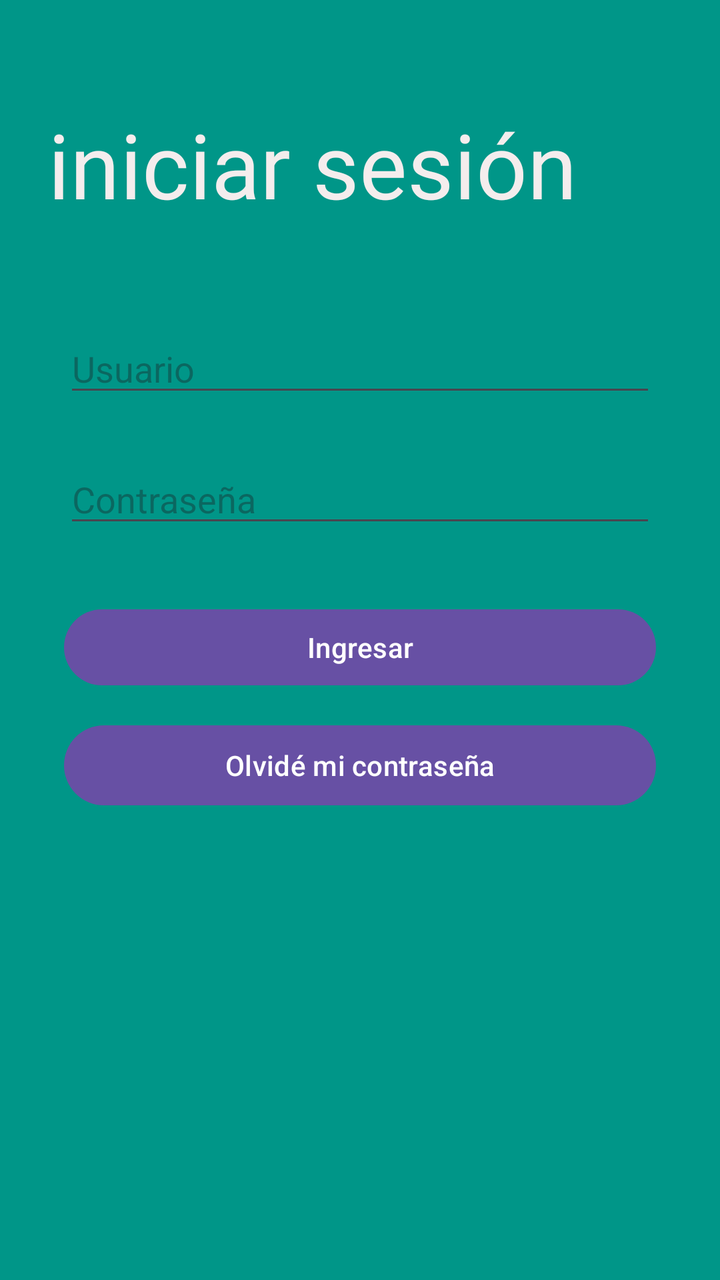
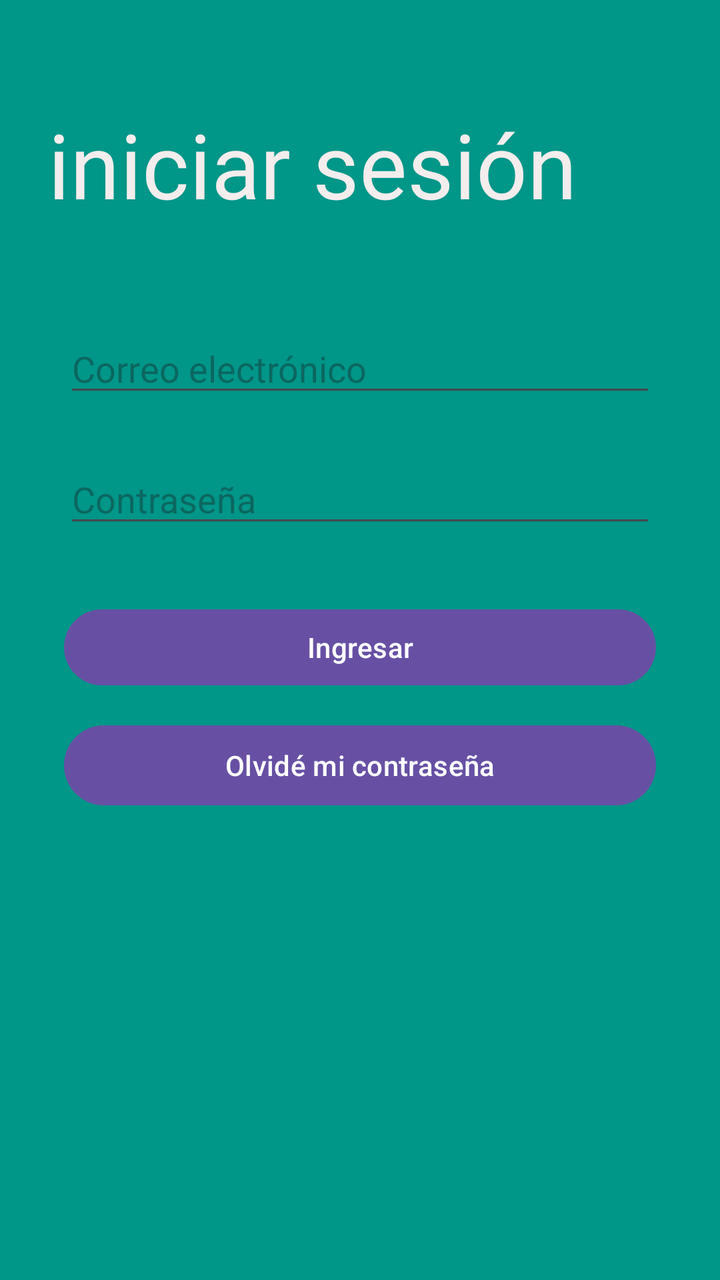

An Android layout rendered at two revisions. The XML below is the earlier revision; the diff shows what the commit changed to produce the second picture.
<!-- AndroidManifest.xml: application theme Theme.ArduinoApp -->
<!-- res/layout/activity_main_iniciar.xml -->
<?xml version="1.0" encoding="utf-8"?>
<androidx.constraintlayout.widget.ConstraintLayout xmlns:android="http://schemas.android.com/apk/res/android"
    xmlns:app="http://schemas.android.com/apk/res-auto"
    xmlns:tools="http://schemas.android.com/tools"
    android:id="@+id/main"
    android:layout_width="match_parent"
    android:layout_height="match_parent"
    android:background="#009688"
    tools:context=".MainActivity">

    <EditText
        android:id="@+id/ptIngresoContraseña"
        android:layout_width="0dp"
        android:layout_height="wrap_content"
        android:ems="10"
        android:hint="Contraseña"
        android:inputType="textPassword"
        app:layout_constraintEnd_toEndOf="parent"
        app:layout_constraintStart_toStartOf="parent"
        app:layout_constraintTop_toBottomOf="@id/ptIngresoUsuario"
        android:layout_marginStart="32dp"
        android:layout_marginTop="24dp"
        android:layout_marginEnd="32dp" />

    <TextView
        android:id="@+id/Titulo_principal"
        android:layout_width="0dp"
        android:layout_height="86dp"
        android:layout_marginTop="52dp"
        android:layout_marginStart="24dp"
        android:layout_marginEnd="24dp"
        android:fontFamily="@font/comfortaa"
        android:text="iniciar sesión"
        android:textColor="#F4EDED"
        android:textSize="45sp"
        app:layout_constraintEnd_toEndOf="parent"
        app:layout_constraintStart_toStartOf="parent"
        app:layout_constraintTop_toTopOf="parent"
        />

    <Button
        android:id="@+id/btniniciarsesion"
        android:layout_width="0dp"
        android:layout_height="46dp"
        android:layout_marginStart="32dp"
        android:layout_marginTop="32dp"
        android:layout_marginEnd="32dp"
        android:text="Ingresar"
        app:layout_constraintEnd_toEndOf="parent"
        app:layout_constraintStart_toStartOf="parent"
        app:layout_constraintTop_toBottomOf="@id/ptIngresoContraseña" />

    <Button
        android:id="@+id/btnCambiarContrasena"
        android:layout_width="0dp"
        android:layout_height="wrap_content"
        android:layout_marginStart="32dp"
        android:layout_marginTop="12dp"
        android:layout_marginEnd="32dp"
        android:text="Olvidé mi contraseña"
        app:layout_constraintEnd_toEndOf="parent"
        app:layout_constraintStart_toStartOf="parent"
        app:layout_constraintTop_toBottomOf="@id/btniniciarsesion" />

    <EditText
        android:id="@+id/ptIngresoUsuario"
        android:layout_width="0dp"
        android:layout_height="wrap_content"
        android:ems="10"
        android:hint="Usuario"
        android:inputType="text"
        app:layout_constraintEnd_toEndOf="parent"
        app:layout_constraintStart_toStartOf="parent"
        app:layout_constraintTop_toBottomOf="@id/Titulo_principal"
        android:layout_marginStart="32dp"
        android:layout_marginTop="24dp"
        android:layout_marginEnd="32dp" />

</androidx.constraintlayout.widget.ConstraintLayout>
<!-- resources referenced by this layout -->
<resources>
  <style name="Theme.ArduinoApp" parent="Base.Theme.ArduinoApp" />
  <style name="Base.Theme.ArduinoApp" parent="Theme.Material3.DayNight.NoActionBar">
          
          
      </style>
</resources>

<!-- the commit's change to res/layout/activity_main_iniciar.xml (unified diff, before → after) -->
@@ -67,8 +67,8 @@
         android:layout_width="0dp"
         android:layout_height="wrap_content"
         android:ems="10"
-        android:hint="Usuario"
-        android:inputType="text"
+        android:hint="Correo electrónico"
+        android:inputType="textEmailAddress"
         app:layout_constraintEnd_toEndOf="parent"
         app:layout_constraintStart_toStartOf="parent"
         app:layout_constraintTop_toBottomOf="@id/Titulo_principal"
